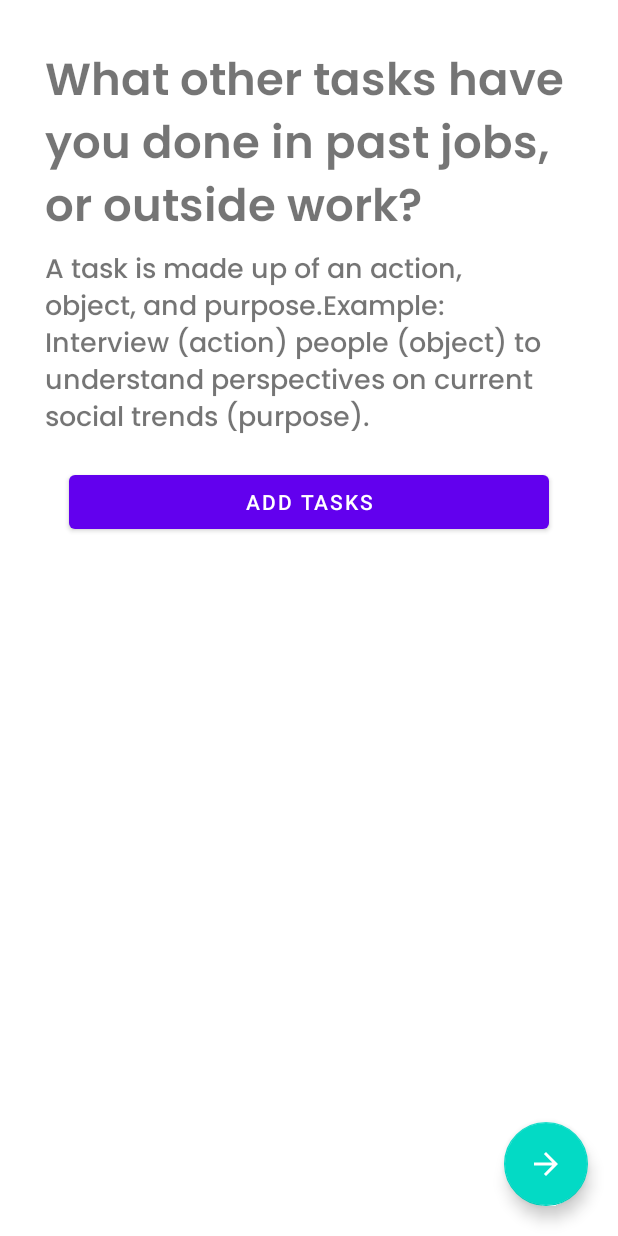
After one commit to thespacemanatee/Career-Portfolio, an Android app: the fragment AddTasksFragment placed in its activity, on a phone screen of 412 x 824 dp. The commit adds this screen. Run offline under Robolectric (Android 15) with nearby library versions, the phone set to English and light mode, and no system bars; libraries missing offline, so code that uses them is left out: org.angmarch.views.

Commit message:
Groundwork for adding tasks

```diff
--- a/app/build.gradle
+++ b/app/build.gradle
@@ -42,6 +42,7 @@ dependencies {
     implementation("com.squareup.okhttp3:logging-interceptor")
     implementation 'com.google.code.gson:gson:2.8.6'
     implementation 'com.opencsv:opencsv:5.3'
+    implementation 'com.github.arcadefire:nice-spinner:1.4.5'
     testImplementation 'junit:junit:4.13.1'
     androidTestImplementation 'androidx.test.ext:junit:1.1.2'
     androidTestImplementation 'androidx.test.espresso:espresso-core:3.3.0'
--- /dev/null
+++ b/app/src/main/java/com/lkycic/careerportfolio/AddTasksFragment.java
@@ -0,0 +1,47 @@
+package com.lkycic.careerportfolio;
+
+import android.content.Context;
+import android.os.Bundle;
+
+import androidx.fragment.app.DialogFragment;
+import androidx.fragment.app.Fragment;
+
+import android.view.LayoutInflater;
+import android.view.View;
+import android.view.ViewGroup;
+
+import com.google.android.material.button.MaterialButton;
+
+import org.angmarch.views.NiceSpinner;
+
+import java.io.BufferedReader;
+import java.io.IOException;
+import java.io.InputStream;
+import java.io.InputStreamReader;
+import java.util.ArrayList;
+import java.util.List;
+
+public class AddTasksFragment extends Fragment {
+
+    @Override
+    public View onCreateView(LayoutInflater inflater, ViewGroup container,
+                             Bundle savedInstanceState) {
+        // Inflate the layout for this fragment
+        View rootView = inflater.inflate(R.layout.fragment_add_tasks, container, false);
+        Context mContext = rootView.getContext();
+
+        MaterialButton addTask = rootView.findViewById(R.id.add_task);
+
+//        NiceSpinner niceSpinner = rootView.findViewById(R.id.actions_spinner);
+//        niceSpinner.attachDataSource(readLine(mContext));
+
+        addTask.setOnClickListener(new View.OnClickListener() {
+            @Override
+            public void onClick(View v) {
+                AddTasksDialog dialog = new AddTasksDialog();
+            }
+        });
+
+        return rootView;
+    }
+}
--- /dev/null
+++ b/app/src/main/res/layout/fragment_add_tasks.xml
@@ -0,0 +1,52 @@
+<?xml version="1.0" encoding="utf-8"?>
+<androidx.constraintlayout.widget.ConstraintLayout xmlns:android="http://schemas.android.com/apk/res/android"
+    xmlns:tools="http://schemas.android.com/tools"
+    android:layout_width="match_parent"
+    android:layout_height="match_parent"
+    xmlns:app="http://schemas.android.com/apk/res-auto"
+    tools:context=".AddTasksFragment">
+
+    <LinearLayout
+        android:layout_width="match_parent"
+        android:layout_height="match_parent"
+        android:orientation="vertical"
+        android:layout_marginTop="30dp"
+        android:layout_marginLeft="30dp"
+        android:layout_marginRight="30dp"
+        android:layout_marginBottom="60dp">
+
+        <TextView
+            android:layout_width="match_parent"
+            android:layout_height="wrap_content"
+            android:text="@string/what_other_tasks_have_you_done_in_past_jobs_or_outside_work"
+            android:fontFamily="@font/poppins_semibold"
+            android:textSize="30sp"/>
+        <TextView
+            android:id="@+id/work_schedule_subtitle"
+            android:layout_width="match_parent"
+            android:layout_height="wrap_content"
+            android:text="@string/a_task_is_made_up_of"
+            android:fontFamily="@font/poppins_medium"
+            android:textSize="18sp"/>
+
+        <com.google.android.material.button.MaterialButton
+            android:id="@+id/add_task"
+            android:layout_width="match_parent"
+            android:layout_height="wrap_content"
+            android:layout_margin="16dp"
+            android:text="@string/add_tasks"/>
+
+    </LinearLayout>
+
+
+    <com.google.android.material.floatingactionbutton.FloatingActionButton
+    android:id="@+id/nextBtn"
+    android:layout_width="wrap_content"
+    android:layout_height="wrap_content"
+    android:layout_margin="20dp"
+    android:src="@drawable/ic_arrow_forward_24px"
+    app:tint="@color/white"
+    app:layout_constraintBottom_toBottomOf="parent"
+    app:layout_constraintEnd_toEndOf="parent" />
+
+</androidx.constraintlayout.widget.ConstraintLayout>
--- a/app/src/main/res/values/strings.xml
+++ b/app/src/main/res/values/strings.xml
@@ -12,4 +12,12 @@
     <string name="items_selected">%1$d items selected</string>
     <string name="your_tasks">Your tasks</string>
     <string name="core">Core</string>
+    <string name="what_other_tasks_have_you_done_in_past_jobs_or_outside_work">What other tasks have you done in past jobs, or outside work?</string>
+    <string name="a_task_is_made_up_of">A task is made up of an action, object, and purpose.<br>Example: Interview (action) people (object) to understand perspectives on current social trends (purpose).</br></string>
+    <string name="add_tasks">Add Tasks</string>
+    <string name="action">Action: </string>
+    <string name="enter_an_object">Enter an object</string>
+    <string name="object">Object:</string>
+    <string name="purpose">Purpose:</string>
+    <string name="enter_a_purpose">Enter a purpose</string>
 </resources>
--- a/build.gradle
+++ b/build.gradle
@@ -16,6 +16,7 @@ allprojects {
     repositories {
         google()
         jcenter()
+        maven { url "https://jitpack.io" }
     }
 }
 
```
Also changed, not shown: app/src/main/assets/actions.txt (added, +126 -0 lines), app/src/main/java/com/lkycic/careerportfolio/AddTasksDialog.java (added, +46 -0 lines), app/src/main/java/com/lkycic/careerportfolio/WorkScheduleFragment.java (+15 -0 lines), app/src/main/res/layout/add_task_dialog.xml (added, +101 -0 lines).
